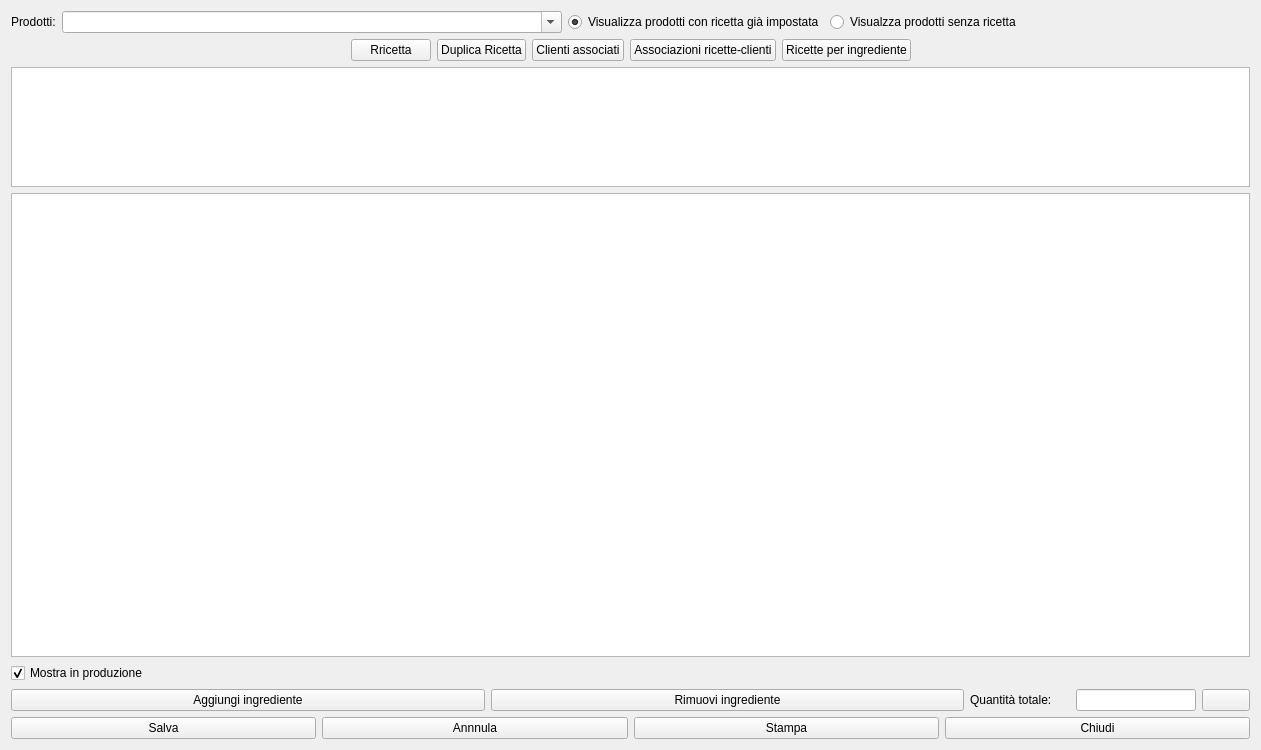
fblabs/hamlet-mod-sancon, file hmodricette.ui: the form before one commit.
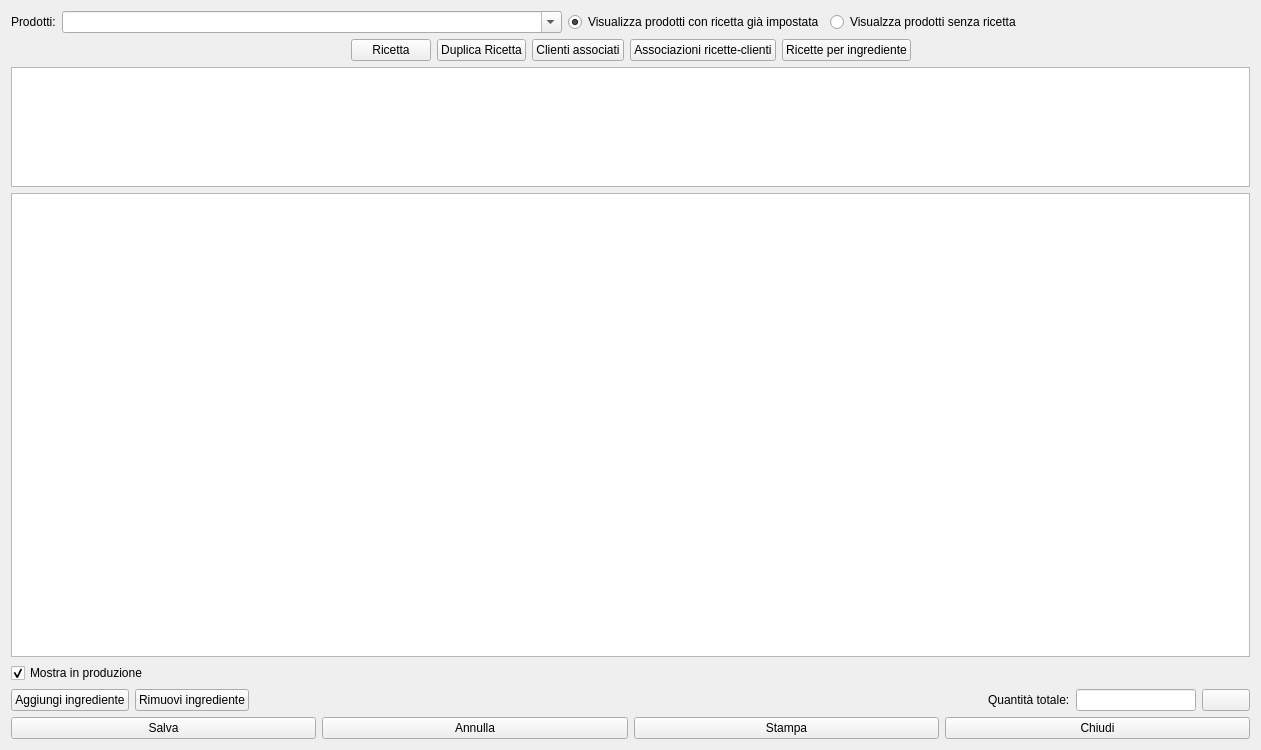
The form after the commit. Icons and pictures are not drawn.

```diff
--- a/hmodricette.ui
+++ b/hmodricette.ui
@@ -105,7 +105,7 @@
      <item row="0" column="1">
       <widget class="QPushButton" name="pushButton_3">
        <property name="text">
-        <string>Rricetta</string>
+        <string>Ricetta</string>
        </property>
        <property name="icon">
         <iconset resource="icons.qrc">
@@ -282,6 +282,19 @@
          </property>
         </widget>
        </item>
+       <item>
+        <spacer name="horizontalSpacer_4">
+         <property name="orientation">
+          <enum>Qt::Horizontal</enum>
+         </property>
+         <property name="sizeHint" stdset="0">
+          <size>
+           <width>40</width>
+           <height>20</height>
+          </size>
+         </property>
+        </spacer>
+       </item>
        <item>
         <widget class="QLabel" name="lbQtot">
          <property name="maximumSize">
@@ -363,7 +376,7 @@
      <item>
       <widget class="QPushButton" name="pushButton_6">
        <property name="text">
-        <string>Annnula</string>
+        <string>Annulla</string>
        </property>
        <property name="icon">
         <iconset resource="icons.qrc">
```
Left out of the diff: 3 changed lines with no effect on the pictures.
